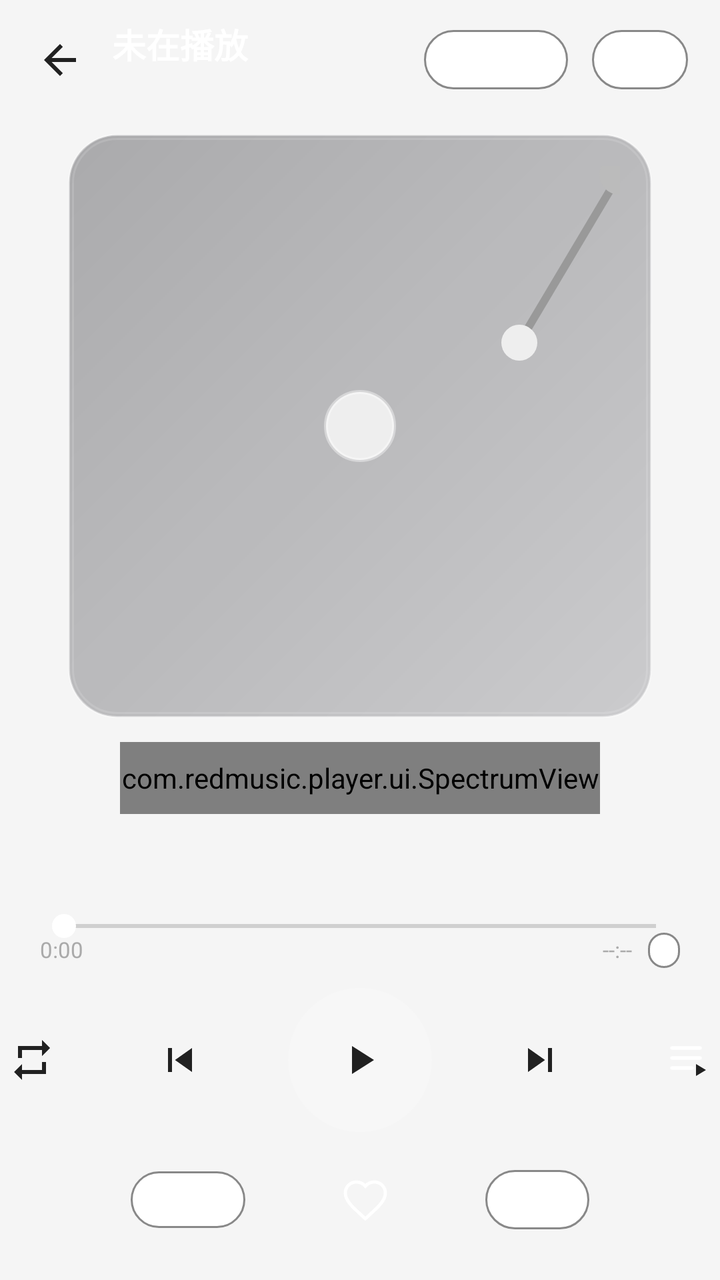
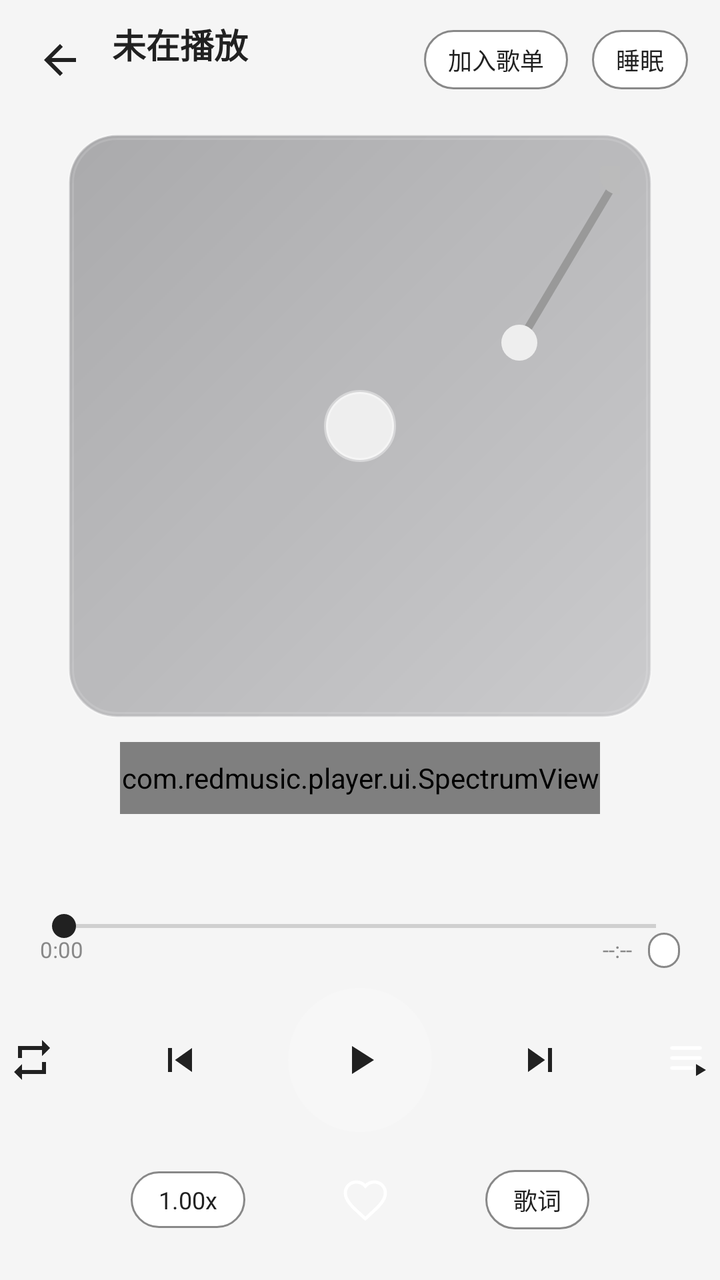

Before-and-after screenshots of an Android layout around one commit, followed by the original layout XML and the change that was made.
<!-- AndroidManifest.xml: application theme Theme.RedMusic -->
<!-- res/layout/activity_player.xml -->
<?xml version="1.0" encoding="utf-8"?>
<FrameLayout xmlns:android="http://schemas.android.com/apk/res/android"
    android:layout_width="match_parent"
    android:layout_height="match_parent"
    android:background="@color/bg">

    <ImageView
        android:id="@+id/player_bg_blur"
        android:layout_width="match_parent"
        android:layout_height="match_parent"
        android:visibility="gone"
        android:scaleType="centerCrop" />

    <View
        android:id="@+id/player_bg_gradient"
        android:layout_width="match_parent"
        android:layout_height="match_parent" />

    <LinearLayout
        android:layout_width="match_parent"
        android:layout_height="match_parent"
        android:orientation="vertical"
        android:paddingBottom="20dp">

        
        <LinearLayout
            android:layout_width="match_parent"
            android:layout_height="wrap_content"
            android:gravity="center_vertical"
            android:orientation="horizontal"
            android:paddingStart="8dp"
            android:paddingTop="8dp"
            android:paddingEnd="16dp">

            <ImageButton
                android:id="@+id/player_back"
                android:layout_width="44dp"
                android:layout_height="44dp"
                android:background="@android:color/transparent"
                android:src="@drawable/ic_arrow_back"
                android:contentDescription="返回" />

            <LinearLayout
                android:layout_width="0dp"
                android:layout_height="wrap_content"
                android:layout_marginStart="4dp"
                android:layout_weight="1"
                android:orientation="vertical">

                <TextView
                    android:id="@+id/player_title"
                    android:layout_width="match_parent"
                    android:layout_height="wrap_content"
                    android:ellipsize="end"
                    android:maxLines="1"
                    android:text="未在播放"
                    android:textColor="#FFFFFF"
                    android:textSize="17sp"
                    android:textStyle="bold" />

                <TextView
                    android:id="@+id/player_artist"
                    android:layout_width="match_parent"
                    android:layout_height="wrap_content"
                    android:ellipsize="end"
                    android:maxLines="1"
                    android:text=""
                    android:textColor="#AAAAAA"
                    android:textSize="12sp" />
            </LinearLayout>

            <TextView
                android:id="@+id/player_add_playlist"
                android:layout_width="wrap_content"
                android:layout_height="wrap_content"
                android:layout_marginEnd="12dp"
                android:background="@drawable/bg_chip"
                android:paddingStart="12dp"
                android:paddingTop="6dp"
                android:paddingEnd="12dp"
                android:paddingBottom="6dp"
                android:text="加入歌单"
                android:textColor="#FFFFFF"
                android:textSize="12sp" />

            <TextView
                android:id="@+id/player_timer"
                android:layout_width="wrap_content"
                android:layout_height="wrap_content"
                android:background="@drawable/bg_chip"
                android:paddingStart="12dp"
                android:paddingTop="6dp"
                android:paddingEnd="12dp"
                android:paddingBottom="6dp"
                android:text="睡眠"
                android:textColor="#FFFFFF"
                android:textSize="12sp" />
        </LinearLayout>

        
        <FrameLayout
            android:layout_width="match_parent"
            android:layout_height="0dp"
            android:layout_weight="1">

            <com.redmusic.player.ui.LyricView
                android:id="@+id/player_lyric_view"
                android:layout_width="match_parent"
                android:layout_height="match_parent"
                android:visibility="gone" />

            <LinearLayout
                android:layout_width="match_parent"
                android:layout_height="match_parent"
                android:gravity="center"
                android:orientation="vertical">

                <FrameLayout
                    android:id="@+id/player_cd_container"
                    android:layout_width="wrap_content"
                    android:layout_height="wrap_content"
                    android:background="@drawable/bg_cd_case"
                    android:padding="16dp">

                    <ImageView
                        android:id="@+id/player_cover"
                        android:layout_width="260dp"
                        android:layout_height="260dp"
                        android:contentDescription="封面"
                        android:scaleType="centerCrop" />

                    <View
                        android:id="@+id/player_cd_hole"
                        android:layout_width="36dp"
                        android:layout_height="36dp"
                        android:layout_gravity="center"
                        android:background="@drawable/bg_cd_hole" />

                    <ImageView
                        android:id="@+id/player_tonearm"
                        android:layout_width="120dp"
                        android:layout_height="140dp"
                        android:layout_gravity="top|end"
                        android:layout_marginTop="-8dp"
                        android:layout_marginEnd="-12dp"
                        android:src="@drawable/ic_tonearm" />
                </FrameLayout>

                <com.redmusic.player.ui.SpectrumView
                    android:id="@+id/player_spectrum"
                    android:layout_width="match_parent"
                    android:layout_height="36dp"
                    android:layout_marginStart="60dp"
                    android:layout_marginTop="12dp"
                    android:layout_marginEnd="60dp" />

                <TextView
                    android:id="@+id/player_lyric_line"
                    android:layout_width="match_parent"
                    android:layout_height="wrap_content"
                    android:layout_marginStart="32dp"
                    android:layout_marginTop="14dp"
                    android:layout_marginEnd="32dp"
                    android:ellipsize="end"
                    android:gravity="center"
                    android:maxLines="1"
                    android:text=""
                    android:textColor="#FFFFFF"
                    android:textSize="13sp" />
            </LinearLayout>
        </FrameLayout>

        
        <SeekBar
            android:id="@+id/player_seek"
            android:layout_width="match_parent"
            android:layout_height="wrap_content"
            android:layout_marginStart="16dp"
            android:layout_marginEnd="16dp"
            android:max="1000"
            android:progressTint="#EEEEEE"
            android:thumbTint="#FFFFFF" />

        <LinearLayout
            android:layout_width="match_parent"
            android:layout_height="wrap_content"
            android:layout_marginTop="-6dp"
            android:orientation="horizontal"
            android:paddingStart="20dp"
            android:paddingEnd="20dp">

            <TextView
                android:id="@+id/player_cur_time"
                android:layout_width="wrap_content"
                android:layout_height="wrap_content"
                android:text="0:00"
                android:textColor="#AAAAAA"
                android:textSize="11sp" />

            <Space
                android:layout_width="0dp"
                android:layout_height="1dp"
                android:layout_weight="1" />

            <TextView
                android:id="@+id/player_total_time"
                android:layout_width="wrap_content"
                android:layout_height="wrap_content"
                android:text="--:--"
                android:textColor="#AAAAAA"
                android:textSize="11sp" />

            <TextView
                android:id="@+id/player_full_time"
                android:layout_width="wrap_content"
                android:layout_height="wrap_content"
                android:layout_marginStart="8dp"
                android:background="@drawable/bg_chip"
                android:paddingStart="8dp"
                android:paddingTop="2dp"
                android:paddingEnd="8dp"
                android:paddingBottom="2dp"
                android:text=""
                android:textColor="#AAAAAA"
                android:textSize="10sp" />
        </LinearLayout>

        
        <LinearLayout
            android:layout_width="match_parent"
            android:layout_height="wrap_content"
            android:layout_marginTop="10dp"
            android:gravity="center"
            android:orientation="horizontal">

            <ImageButton
                android:id="@+id/player_mode"
                android:layout_width="40dp"
                android:layout_height="40dp"
                android:background="@android:color/transparent"
                android:src="@drawable/ic_repeat"
                android:contentDescription="播放模式" />

            <ImageButton
                android:id="@+id/player_prev"
                android:layout_width="48dp"
                android:layout_height="48dp"
                android:layout_marginStart="30dp"
                android:background="@android:color/transparent"
                android:src="@drawable/ic_prev"
                android:contentDescription="上一曲" />

            <ImageButton
                android:id="@+id/player_play"
                android:layout_width="72dp"
                android:layout_height="72dp"
                android:layout_marginStart="30dp"
                android:background="@drawable/bg_play"
                android:src="@drawable/ic_play"
                android:contentDescription="播放/暂停" />

            <ImageButton
                android:id="@+id/player_next"
                android:layout_width="48dp"
                android:layout_height="48dp"
                android:layout_marginStart="30dp"
                android:background="@android:color/transparent"
                android:src="@drawable/ic_next"
                android:contentDescription="下一曲" />

            <ImageButton
                android:id="@+id/player_playlist"
                android:layout_width="40dp"
                android:layout_height="40dp"
                android:layout_marginStart="30dp"
                android:background="@android:color/transparent"
                android:src="@drawable/ic_playlist"
                android:contentDescription="播放列表" />
        </LinearLayout>

        
        <LinearLayout
            android:layout_width="match_parent"
            android:layout_height="wrap_content"
            android:layout_marginTop="14dp"
            android:gravity="center"
            android:orientation="horizontal">

            <TextView
                android:id="@+id/player_speed"
                android:layout_width="wrap_content"
                android:layout_height="wrap_content"
                android:background="@drawable/bg_chip"
                android:paddingStart="14dp"
                android:paddingTop="6dp"
                android:paddingEnd="14dp"
                android:paddingBottom="6dp"
                android:text="1.00x"
                android:textColor="#FFFFFF"
                android:textSize="12sp" />

            <ImageButton
                android:id="@+id/player_fav"
                android:layout_width="40dp"
                android:layout_height="40dp"
                android:layout_marginStart="40dp"
                android:background="@android:color/transparent"
                android:src="@drawable/ic_heart"
                android:contentDescription="收藏" />

            <TextView
                android:id="@+id/player_lyric_toggle"
                android:layout_width="wrap_content"
                android:layout_height="wrap_content"
                android:layout_marginStart="40dp"
                android:background="@drawable/bg_chip"
                android:paddingStart="14dp"
                android:paddingTop="6dp"
                android:paddingEnd="14dp"
                android:paddingBottom="6dp"
                android:text="歌词"
                android:textColor="#FFFFFF"
                android:textSize="12sp" />
        </LinearLayout>
    </LinearLayout>
</FrameLayout>
<!-- resources referenced by this layout -->
<resources>
  <color name="bg">#F5F5F5</color>
  <!-- drawable bg_cd_hole (drawable) -->
  <?xml version="1.0" encoding="utf-8"?>
  <shape xmlns:android="http://schemas.android.com/apk/res/android"
      android:shape="oval">
      <solid android:color="#EEEEEE" />
      <stroke android:width="2dp" android:color="#66FFFFFF" />
  </shape>
  <!-- drawable bg_chip (drawable) -->
  <?xml version="1.0" encoding="utf-8"?>
  <shape xmlns:android="http://schemas.android.com/apk/res/android">
      <solid android:color="@color/bg_card" />
      <corners android:radius="20dp" />
      <stroke android:width="1dp" android:color="@color/text_secondary" />
  </shape>
  <!-- drawable bg_play (drawable) -->
  <?xml version="1.0" encoding="utf-8"?>
  <shape xmlns:android="http://schemas.android.com/apk/res/android">
      <solid android:color="#33FFFFFF" />
      <corners android:radius="36dp" />
  </shape>
  <!-- drawable ic_arrow_back (drawable) -->
  <?xml version="1.0" encoding="utf-8"?>
  <vector xmlns:android="http://schemas.android.com/apk/res/android"
      android:width="24dp" android:height="24dp"
      android:viewportWidth="24" android:viewportHeight="24">
      <path android:fillColor="@color/text_primary" android:pathData="M20,11H7.83l5.59,-5.59L12,4l-8,8l8,8l1.41,-1.41L7.83,13H20v-2z" />
  </vector>
  <!-- drawable ic_next (drawable) -->
  <?xml version="1.0" encoding="utf-8"?>
  <vector xmlns:android="http://schemas.android.com/apk/res/android"
      android:width="24dp" android:height="24dp"
      android:viewportWidth="24" android:viewportHeight="24">
      <path android:fillColor="@color/text_primary" android:pathData="M6,18l8.5,-6L6,6v12zM16,6v12h2V6h-2z" />
  </vector>
  <!-- drawable ic_play (drawable) -->
  <?xml version="1.0" encoding="utf-8"?>
  <vector xmlns:android="http://schemas.android.com/apk/res/android"
      android:width="24dp" android:height="24dp"
      android:viewportWidth="24" android:viewportHeight="24">
      <path android:fillColor="@color/text_primary" android:pathData="M8,5v14l11,-7z" />
  </vector>
  <!-- drawable ic_prev (drawable) -->
  <?xml version="1.0" encoding="utf-8"?>
  <vector xmlns:android="http://schemas.android.com/apk/res/android"
      android:width="24dp" android:height="24dp"
      android:viewportWidth="24" android:viewportHeight="24">
      <path android:fillColor="@color/text_primary" android:pathData="M6,6h2v12H6zM9.5,12l8.5,6V6z" />
  </vector>
  <!-- drawable ic_repeat (drawable) -->
  <?xml version="1.0" encoding="utf-8"?>
  <vector xmlns:android="http://schemas.android.com/apk/res/android"
      android:width="24dp" android:height="24dp"
      android:viewportWidth="24" android:viewportHeight="24">
      <path android:fillColor="@color/text_primary" android:pathData="M7,7h10v3l4,-4l-4,-4v3H5v6h2V7zM17,17H7v-3l-4,4l4,4v-3h12v-6h-2v4z" />
  </vector>
  <style name="Theme.RedMusic" parent="Theme.AppCompat.DayNight.NoActionBar">
          <item name="colorPrimary">@color/red</item>
          <item name="colorPrimaryDark">#8A0808</item>
          <item name="colorAccent">@color/red_light</item>
          <item name="android:windowBackground">@color/bg</item>
          <item name="android:statusBarColor">@color/bg</item>
          <item name="android:navigationBarColor">@color/bg</item>
          <item name="android:textColorPrimary">@color/text_primary</item>
      </style>
  <color name="bg_card">#FFFFFF</color>
  <color name="text_secondary">#888888</color>
  <color name="text_primary">#212121</color>
  <color name="red">#C20C0C</color>
  <color name="red_light">#FF6B6B</color>
  <!-- unchanged entries left out for length: 4 -->
</resources>

<!-- the commit's change to res/layout/activity_player.xml (unified diff, before → after) -->
@@ -54,7 +54,7 @@
                     android:ellipsize="end"
                     android:maxLines="1"
                     android:text="未在播放"
-                    android:textColor="#FFFFFF"
+                    android:textColor="@color/text_primary"
                     android:textSize="17sp"
                     android:textStyle="bold" />
 
@@ -65,7 +65,7 @@
                     android:ellipsize="end"
                     android:maxLines="1"
                     android:text=""
-                    android:textColor="#AAAAAA"
+                    android:textColor="@color/text_secondary"
                     android:textSize="12sp" />
             </LinearLayout>
 
@@ -80,7 +80,7 @@
                 android:paddingEnd="12dp"
                 android:paddingBottom="6dp"
                 android:text="加入歌单"
-                android:textColor="#FFFFFF"
+                android:textColor="@color/text_primary"
                 android:textSize="12sp" />
 
             <TextView
@@ -93,7 +93,7 @@
                 android:paddingEnd="12dp"
                 android:paddingBottom="6dp"
                 android:text="睡眠"
-                android:textColor="#FFFFFF"
+                android:textColor="@color/text_primary"
                 android:textSize="12sp" />
         </LinearLayout>
 
@@ -165,7 +165,7 @@
                     android:gravity="center"
                     android:maxLines="1"
                     android:text=""
-                    android:textColor="#FFFFFF"
+                    android:textColor="@color/text_primary"
                     android:textSize="13sp" />
             </LinearLayout>
         </FrameLayout>
@@ -178,8 +178,8 @@
             android:layout_marginStart="16dp"
             android:layout_marginEnd="16dp"
             android:max="1000"
-            android:progressTint="#EEEEEE"
-            android:thumbTint="#FFFFFF" />
+            android:progressTint="@color/text_secondary"
+            android:thumbTint="@color/text_primary" />
 
         <LinearLayout
             android:layout_width="match_parent"
@@ -194,7 +194,7 @@
                 android:layout_width="wrap_content"
                 android:layout_height="wrap_content"
                 android:text="0:00"
-                android:textColor="#AAAAAA"
+                android:textColor="@color/text_secondary"
                 android:textSize="11sp" />
 
             <Space
@@ -207,7 +207,7 @@
                 android:layout_width="wrap_content"
                 android:layout_height="wrap_content"
                 android:text="--:--"
-                android:textColor="#AAAAAA"
+                android:textColor="@color/text_secondary"
                 android:textSize="11sp" />
 
             <TextView
@@ -221,7 +221,7 @@
                 android:paddingEnd="8dp"
                 android:paddingBottom="2dp"
                 android:text=""
-                android:textColor="#AAAAAA"
+                android:textColor="@color/text_secondary"
                 android:textSize="10sp" />
         </LinearLayout>
 
@@ -296,7 +296,7 @@
                 android:paddingEnd="14dp"
                 android:paddingBottom="6dp"
                 android:text="1.00x"
-                android:textColor="#FFFFFF"
+                android:textColor="@color/text_primary"
                 android:textSize="12sp" />
 
             <ImageButton
@@ -319,7 +319,7 @@
                 android:paddingEnd="14dp"
                 android:paddingBottom="6dp"
                 android:text="歌词"
-                android:textColor="#FFFFFF"
+                android:textColor="@color/text_primary"
                 android:textSize="12sp" />
         </LinearLayout>
     </LinearLayout>
